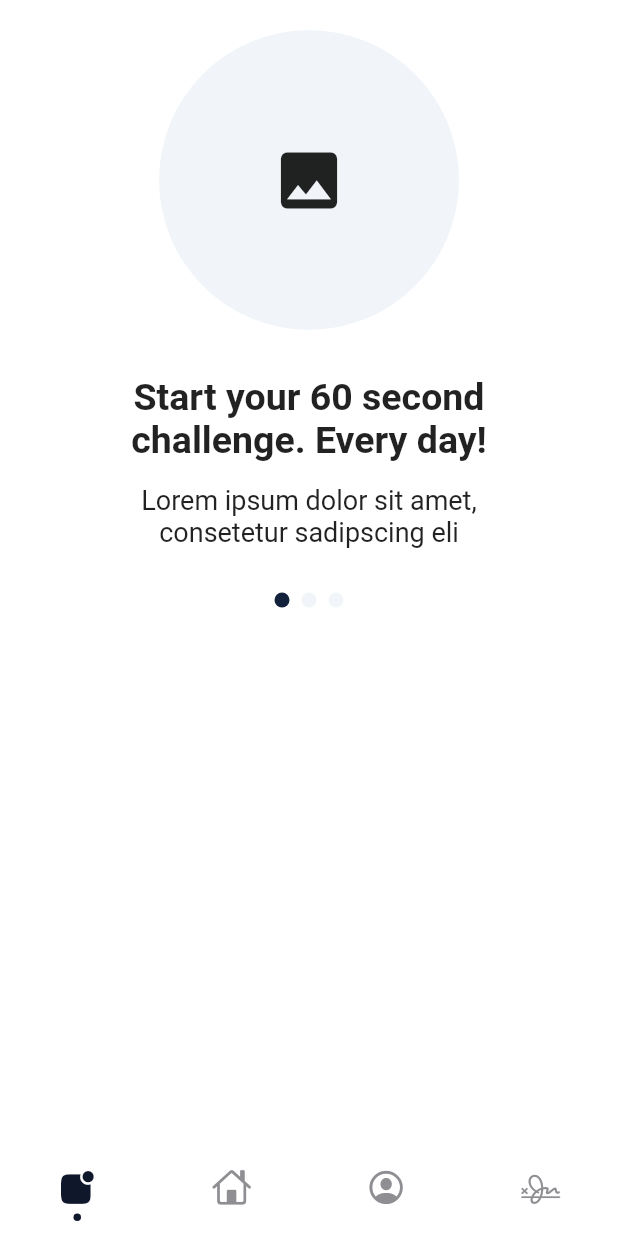
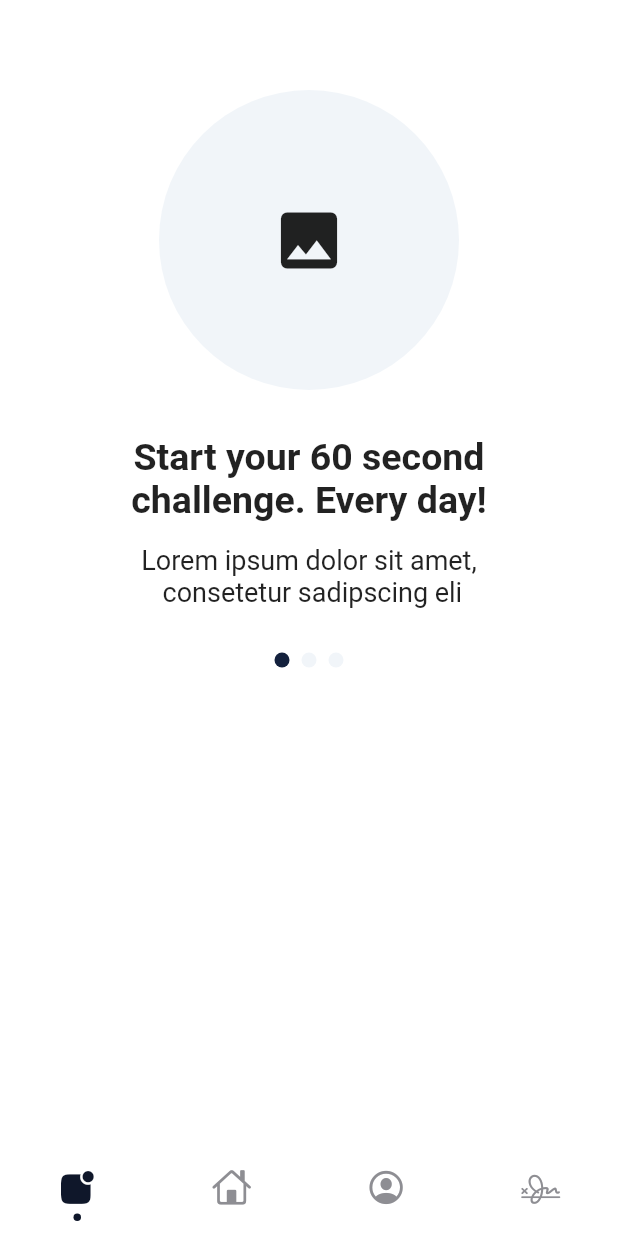
Before and after one commit to LeonLaptop/fitness, a Flutter app: the screen it shows after launch, on a phone screen of 412 x 824 dp. Run offline on Flutter 3.47's test engine with Material 2 defaults, Android fonts, the phone set to English and light mode, and no system bars; drawn by our look-alikes of carousel_slider, persistent_bottom_nav_bar.

```diff
--- a/lib/screens/sign_screen.dart
+++ b/lib/screens/sign_screen.dart
@@ -9,15 +9,15 @@ class SignScreen extends StatefulWidget {
 }
 
 final List<String> header = [
-  "Start your 60 second challenge. Every day!",
-  "Lorem ipsum dolor sit amet, consetetur",
-  "vero eos et accusam et justo duo dolores et",
+  "Start your 60 second \nchallenge. Every day!",
+  "Lorem ipsum dolor sit \namet, consetetur",
+  "vero eos et accusam et ?\njusto duo dolores et",
 ];
 
 final List<String> subHeader = [
-  "Lorem ipsum dolor sit amet, consetetur sadipscing eli",
-  "Lorem ipsum dolor sit amet, consetetur sadipscing eli",
-  "Lorem ipsum dolor sit amet, consetetur sadipscing eli",
+  "Lorem ipsum dolor sit amet,\n consetetur sadipscing eli",
+  "Lorem ipsum dolor sit amet,\n consetetur sadipscing eli",
+  "Lorem ipsum dolor sit amet,\n consetetur sadipscing eli",
 ];
 
 final List<Icon> icons = [
@@ -37,7 +37,7 @@ class _SignScreenState extends State<SignScreen> {
           color: Colors.white,
           width: double.infinity,
           child: Padding(
-            padding: const EdgeInsets.only(top: 20.0),
+            padding: const EdgeInsets.only(top: 60.0),
             child: Column(
               crossAxisAlignment: CrossAxisAlignment.center,
               children: [
@@ -72,7 +72,6 @@ class _SignScreenState extends State<SignScreen> {
                               Padding(
                                 padding: const EdgeInsets.only(top: 30.0, bottom: 15.0),
                                 child: Container(
-                                  width: 300.0,
                                   child: Text(header[i],
                                       textAlign: TextAlign.center,
                                       style: signHeader),
@@ -81,7 +80,6 @@ class _SignScreenState extends State<SignScreen> {
                               Padding(
                                 padding: const EdgeInsets.only(bottom:30.0),
                                 child: Container(
-                                  width: 250.0,
                                   child: Text(
                                     subHeader[i],
                                     textAlign: TextAlign.center,
```
